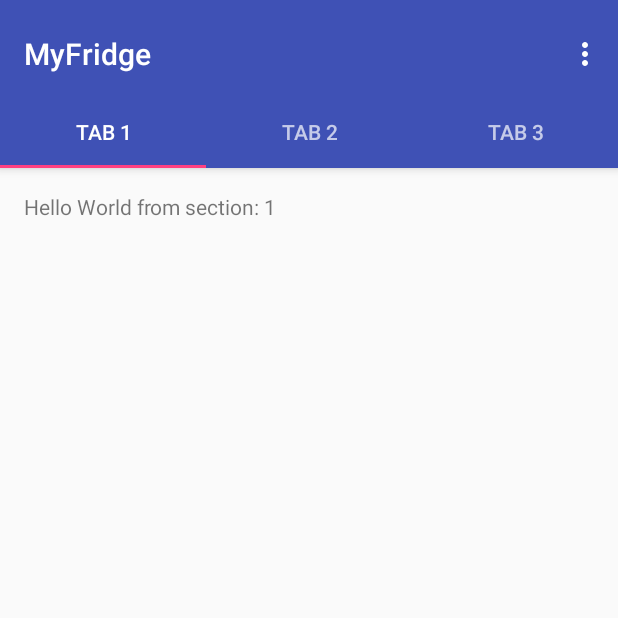
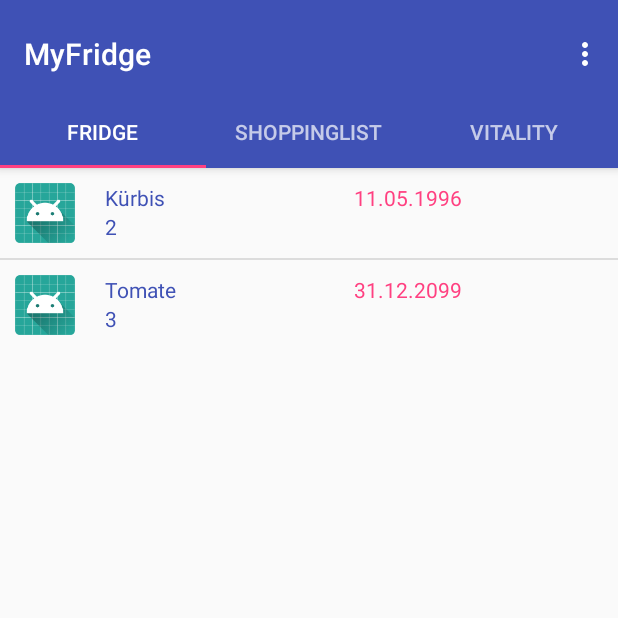
Before and after one commit to Ragnost/myFridge, an Android app: the screen it shows after launch (MainActivity), on a phone screen of 412 x 824 dp, the top half of it. Run offline under Robolectric (Android 15) with nearby library versions, the phone set to English and light mode, and no system bars.

Commit message:
Läut digga
Lischte

```diff
--- a/app/build.gradle
+++ b/app/build.gradle
@@ -23,6 +23,7 @@ dependencies {
     implementation 'com.android.support:appcompat-v7:27.1.1'
     implementation 'com.android.support:design:27.1.1'
     implementation 'com.android.support.constraint:constraint-layout:1.1.2'
+    implementation 'com.android.support:support-v4:27.1.1'
     testImplementation 'junit:junit:4.12'
     androidTestImplementation 'com.android.support.test:runner:1.0.2'
     androidTestImplementation 'com.android.support.test.espresso:espresso-core:3.0.2'
--- a/app/src/main/java/jbbk/myfridge/FragmentFridge.java
+++ /dev/null
@@ -1,6 +0,0 @@
-package jbbk.myfridge;
-
-import android.app.Fragment;
-
-public class FragmentFridge extends Fragment {
-}
--- a/app/src/main/java/jbbk/myfridge/FragmentShoppingList.java
+++ /dev/null
@@ -1,6 +0,0 @@
-package jbbk.myfridge;
-
-import android.app.Fragment;
-
-public class FragmentShoppingList extends Fragment {
-}
--- /dev/null
+++ b/app/src/main/java/jbbk/myfridge/Fragment_Fridge.java
@@ -0,0 +1,85 @@
+package jbbk.myfridge;
+
+import android.content.Context;
+import android.net.Uri;
+import android.os.Bundle;
+import android.support.v4.app.Fragment;
+import android.view.LayoutInflater;
+import android.view.View;
+import android.view.ViewGroup;
+import android.widget.ListView;
+
+
+public class Fragment_Fridge extends Fragment {
+
+
+    // TODO: Rename parameter arguments, choose names that match
+    // the fragment initialization parameters, e.g. ARG_ITEM_NUMBER
+    private static final String ARG_PARAM1 = "param1";
+    private static final String ARG_PARAM2 = "param2";
+    private View list_overview;
+
+    // TODO: Rename and change types of parameters
+    private String mParam1;
+    private String mParam2;
+
+
+    public Fragment_Fridge() {
+        // Required empty public constructor
+    }
+
+    /**
+     * Use this factory method to create a new instance of
+     * this fragment using the provided parameters.
+     *
+     * @param param1 Parameter 1.
+     * @param param2 Parameter 2.
+     * @return A new instance of fragment Fragment_Fridge.
+     */
+    // TODO: Rename and change types and number of parameters
+    public static Fragment_Fridge newInstance(String param1, String param2) {
+        Fragment_Fridge fragment = new Fragment_Fridge();
+        Bundle args = new Bundle();
+        args.putString(ARG_PARAM1, param1);
+        args.putString(ARG_PARAM2, param2);
+        fragment.setArguments(args);
+        return fragment;
+    }
+
+    @Override
+    public void onCreate(Bundle savedInstanceState) {
+        super.onCreate(savedInstanceState);
+        if (getArguments() != null) {
+            mParam1 = getArguments().getString(ARG_PARAM1);
+            mParam2 = getArguments().getString(ARG_PARAM2);
+        }
+    }
+
+    @Override
+    public View onCreateView(LayoutInflater inflater, ViewGroup container,
+                             Bundle savedInstanceState) {
+
+
+        list_overview = inflater.inflate(R.layout.list_overview, container, false);
+        String[] name = {
+                "Kürbis",
+                "Tomate"
+        };
+
+        String[] ablaufdatum = {"11.05.1996", "31.12.2099"};
+
+        String[] stueckzahl = {"2", "3"};
+
+        ListAdapter listAdapterClass = new ListAdapter(this.getActivity(), name, stueckzahl, ablaufdatum);
+
+        ListView myListView = list_overview.findViewById(R.id.listoverview_id);
+
+        myListView.setAdapter(listAdapterClass);
+
+        System.out.println("\n\n Debug:" + listAdapterClass + "\n\n");
+
+        return list_overview;
+    }
+
+
+}
--- /dev/null
+++ b/app/src/main/java/jbbk/myfridge/Fragment_ShoppingList.java
@@ -0,0 +1,62 @@
+package jbbk.myfridge;
+
+import android.content.Context;
+import android.net.Uri;
+import android.os.Bundle;
+import android.support.v4.app.Fragment;
+import android.view.LayoutInflater;
+import android.view.View;
+import android.view.ViewGroup;
+
+
+
+public class Fragment_ShoppingList extends Fragment {
+    // TODO: Rename parameter arguments, choose names that match
+    // the fragment initialization parameters, e.g. ARG_ITEM_NUMBER
+    private static final String ARG_PARAM1 = "param1";
+    private static final String ARG_PARAM2 = "param2";
+
+    // TODO: Rename and change types of parameters
+    private String mParam1;
+    private String mParam2;
+
+
+    public Fragment_ShoppingList() {
+        // Required empty public constructor
+    }
+
+    /**
+     * Use this factory method to create a new instance of
+     * this fragment using the provided parameters.
+     *
+     * @param param1 Parameter 1.
+     * @param param2 Parameter 2.
+     * @return A new instance of fragment Fragment_ShoppingList.
+     */
+    // TODO: Rename and change types and number of parameters
+    public static Fragment_ShoppingList newInstance(String param1, String param2) {
+        Fragment_ShoppingList fragment = new Fragment_ShoppingList();
+        Bundle args = new Bundle();
+        args.putString(ARG_PARAM1, param1);
+        args.putString(ARG_PARAM2, param2);
+        fragment.setArguments(args);
+        return fragment;
+    }
+
+    @Override
+    public void onCreate(Bundle savedInstanceState) {
+        super.onCreate(savedInstanceState);
+        if (getArguments() != null) {
+            mParam1 = getArguments().getString(ARG_PARAM1);
+            mParam2 = getArguments().getString(ARG_PARAM2);
+        }
+    }
+
+    @Override
+    public View onCreateView(LayoutInflater inflater, ViewGroup container,
+                             Bundle savedInstanceState) {
+        // Inflate the layout for this fragment
+        return inflater.inflate(R.layout.fragment_shoppinglist, container, false);
+    }
+
+}
--- /dev/null
+++ b/app/src/main/java/jbbk/myfridge/ListAdapter.java
@@ -0,0 +1,55 @@
+package jbbk.myfridge;
+
+import android.app.Activity;
+import android.content.Context;
+import android.support.annotation.NonNull;
+import android.support.annotation.Nullable;
+import android.text.Layout;
+import android.view.LayoutInflater;
+import android.view.View;
+import android.view.ViewGroup;
+import android.widget.ArrayAdapter;
+import android.widget.ImageView;
+import android.widget.TextView;
+
+public class ListAdapter extends ArrayAdapter<String> {
+
+    private String name[];
+    private String stueckzahl[];
+    private String ablaufdatum[];
+    private Activity context;
+
+    public ListAdapter(Activity context, String name[], String stueckzahl[], String ablaufdatum[]) {
+        super(context, R.layout.list_item, name);
+        this.context = context;
+        this.name = name;
+        this.stueckzahl = stueckzahl;
+        this.ablaufdatum = ablaufdatum;
+
+
+    }
+
+    @NonNull
+    @Override
+    public View getView(int position, @Nullable View convertView, @NonNull ViewGroup parent) {
+        LayoutInflater inflater = context.getLayoutInflater();
+        View listView = inflater.inflate(R.layout.list_item, null, true);
+
+        TextView nameView = listView.findViewById(R.id.list_item_name_id);
+        TextView ablaufdatumView = listView.findViewById(R.id.list_item_ablaufdatum_id);
+        TextView stueckzahlView = listView.findViewById(R.id.list_item_stueckzahl_id);
+        ImageView iconView = listView.findViewById(R.id.list_item_icon_ID);
+
+        System.out.println("Position: " + position);
+        System.out.println("Name: " + name[position]);
+
+        nameView.setText(name[position]);
+        ablaufdatumView.setText(ablaufdatum[position]);
+        stueckzahlView.setText(stueckzahl[position]);
+
+
+
+        return listView;
+    }
+
+}
--- a/app/src/main/java/jbbk/myfridge/MainActivity.java
+++ b/app/src/main/java/jbbk/myfridge/MainActivity.java
@@ -1,5 +1,6 @@
 package jbbk.myfridge;
 
+import android.net.Uri;
 import android.support.design.widget.TabLayout;
 import android.support.design.widget.FloatingActionButton;
 import android.support.design.widget.Snackbar;
@@ -90,40 +91,7 @@ public class MainActivity extends AppCompatActivity {
         return super.onOptionsItemSelected(item);
     }
 
-    /**
-     * A placeholder fragment containing a simple view.
-     */
-    public static class PlaceholderFragment extends Fragment {
-        /**
-         * The fragment argument representing the section number for this
-         * fragment.
-         */
-        private static final String ARG_SECTION_NUMBER = "section_number";
 
-        public PlaceholderFragment() {
-        }
-
-        /**
-         * Returns a new instance of this fragment for the given section
-         * number.
-         */
-        public static PlaceholderFragment newInstance(int sectionNumber) {
-            PlaceholderFragment fragment = new PlaceholderFragment();
-            Bundle args = new Bundle();
-            args.putInt(ARG_SECTION_NUMBER, sectionNumber);
-            fragment.setArguments(args);
-            return fragment;
-        }
-
-        @Override
-        public View onCreateView(LayoutInflater inflater, ViewGroup container,
-                                 Bundle savedInstanceState) {
-            View rootView = inflater.inflate(R.layout.fragment_main, container, false);
-            TextView textView = (TextView) rootView.findViewById(R.id.section_label);
-            textView.setText(getString(R.string.section_format, getArguments().getInt(ARG_SECTION_NUMBER)));
-            return rootView;
-        }
-    }
 
     /**
      * A {@link FragmentPagerAdapter} that returns a fragment corresponding to
@@ -139,7 +107,21 @@ public class MainActivity extends AppCompatActivity {
         public Fragment getItem(int position) {
             // getItem is called to instantiate the fragment for the given page.
             // Return a PlaceholderFragment (defined as a static inner class below).
-            return PlaceholderFragment.newInstance(position + 1);
+
+            switch (position) {
+                case 0:
+                    return Fragment_Fridge.newInstance(null, null);
+
+                case 1:
+                    return Fragment_ShoppingList.newInstance(null, null);
+
+                case 2:
+                    return Fragment_Vitality.newInstance(null, null);
+
+            }
+
+
+            return null;
         }
 
         @Override
--- /dev/null
+++ b/app/src/main/res/layout/list_item.xml
@@ -0,0 +1,75 @@
+<?xml version="1.0" encoding="utf-8"?>
+<RelativeLayout xmlns:android="http://schemas.android.com/apk/res/android"
+    android:layout_width="match_parent"
+    android:layout_height="match_parent"
+    android:padding="10dp">
+
+
+    <ImageView
+        android:id="@+id/list_item_icon_ID"
+        android:layout_width="60dp"
+        android:layout_height="40dp"
+        android:paddingEnd="20dp"
+        android:paddingRight="20dp"
+        android:src="@mipmap/ic_launcher_round"/>
+
+    <!-- Zeile 1 -->
+    <LinearLayout
+        android:id="@+id/list_item_zeile1_ID"
+        android:layout_width="match_parent"
+        android:layout_height="wrap_content"
+        android:layout_toEndOf="@id/list_item_icon_ID"
+        android:layout_toRightOf="@id/list_item_icon_ID"
+        android:orientation="horizontal"
+        android:weightSum="2">
+
+
+        <TextView
+            android:id="@+id/list_item_name_id"
+            android:layout_width="0dp"
+            android:layout_height="wrap_content"
+            android:layout_weight="1"
+            android:text="Name"
+            android:textColor="@color/colorPrimary" />
+
+        <TextView
+            android:id="@+id/list_item_ablaufdatum_id"
+            android:layout_width="0dp"
+            android:layout_height="wrap_content"
+            android:layout_weight="1"
+            android:text="Ablaufdatum"
+            android:textColor="@color/colorAccent" />
+    </LinearLayout>
+
+
+    <!-- Zeile 2 -->
+    <LinearLayout
+        android:id="@+id/list_item_zeile2_ID"
+        android:layout_width="match_parent"
+        android:layout_height="wrap_content"
+        android:layout_below="@id/list_item_zeile1_ID"
+        android:layout_toEndOf="@id/list_item_icon_ID"
+        android:layout_toRightOf="@id/list_item_icon_ID"
+        android:orientation="horizontal"
+        android:weightSum="2">
+
+
+        <TextView
+            android:id="@+id/list_item_stueckzahl_id"
+            android:layout_width="0dp"
+            android:layout_height="wrap_content"
+            android:layout_weight="1"
+            android:text="Stückzahl"
+            android:textColor="@color/colorPrimary" />
+
+        <TextView
+            android:id="@+id/list_item_null_id"
+            android:layout_width="0dp"
+            android:layout_height="wrap_content"
+            android:layout_weight="1"
+            android:text=""
+            android:textColor="@color/colorAccent" />
+    </LinearLayout>
+
+
+</RelativeLayout>
--- /dev/null
+++ b/app/src/main/res/layout/list_overview.xml
@@ -0,0 +1,12 @@
+<?xml version="1.0" encoding="utf-8"?>
+<android.support.constraint.ConstraintLayout xmlns:android="http://schemas.android.com/apk/res/android"
+    android:layout_width="match_parent"
+    android:layout_height="match_parent">
+
+
+    <ListView
+        android:id="@+id/listoverview_id"
+        android:layout_width="match_parent"
+        android:layout_height="wrap_content" />
+
+</android.support.constraint.ConstraintLayout>
--- a/app/src/main/res/values/colors.xml
+++ b/app/src/main/res/values/colors.xml
@@ -3,4 +3,5 @@
     <color name="colorPrimary">#3F51B5</color>
     <color name="colorPrimaryDark">#303F9F</color>
     <color name="colorAccent">#FF4081</color>
+
 </resources>
--- a/app/src/main/res/values/strings.xml
+++ b/app/src/main/res/values/strings.xml
@@ -1,8 +1,11 @@
 <resources>
     <string name="app_name">MyFridge</string>
-    <string name="tab_text_1">Tab 1</string>
-    <string name="tab_text_2">Tab 2</string>
-    <string name="tab_text_3">Tab 3</string>
+    <string name="tab_text_1">Fridge</string>
+    <string name="tab_text_2">ShoppingList</string>
+    <string name="tab_text_3">Vitality</string>
     <string name="action_settings">Settings</string>
     <string name="section_format">Hello World from section: %1$d</string>
+
+    <!-- TODO: Remove or change this placeholder text -->
+    <string name="hello_blank_fragment">Hello blank fragment</string>
 </resources>
```
Also changed, not shown: app/src/main/java/jbbk/myfridge/FragmentVitality.java (deleted, +0 -16 lines), app/src/main/java/jbbk/myfridge/Fragment_Vitality.java (added, +62 -0 lines), app/src/main/res/layout/fragment__fridge.xml (added, +13 -0 lines), app/src/main/res/layout/fragment_fridge.xml (deleted, +0 -15 lines), app/src/main/res/layout/fragment_shoppinglist.xml (+11 -12 lines), app/src/main/res/layout/fragment_vitality.xml (+10 -11 lines).
